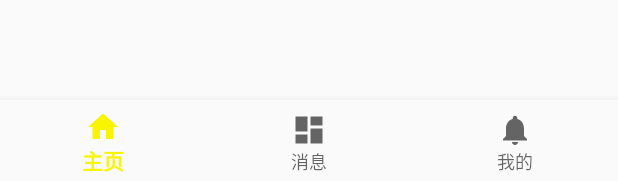
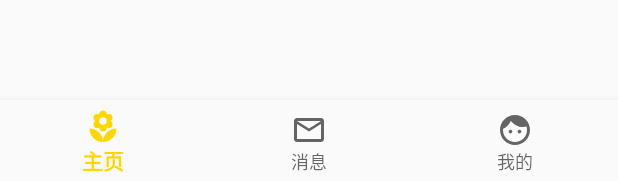
Before and after one commit to miasanm/LoveAndPeace, an Android app: the layout activity_main.xml on its own in the app's theme, with its tools: preview values and no code run, on a phone screen of 412 x 824 dp. Shown: the part 1052-1233 px from the top of the screen. Run offline under Robolectric (Android 15) with nearby library versions, the phone set to English and light mode, and no system bars.

Commit message:
第三次提交

```diff
--- a/app/src/main/res/drawable/ic_dashboard_black_24dp.xml
+++ /dev/null
@@ -1,9 +0,0 @@
-<vector xmlns:android="http://schemas.android.com/apk/res/android"
-    android:width="24dp"
-    android:height="24dp"
-    android:viewportWidth="24.0"
-    android:viewportHeight="24.0">
-    <path
-        android:fillColor="#FF000000"
-        android:pathData="M3,13h8L11,3L3,3v10zM3,21h8v-6L3,15v6zM13,21h8L21,11h-8v10zM13,3v6h8L21,3h-8z" />
-</vector>
--- /dev/null
+++ b/app/src/main/res/drawable/ic_face_black_24dp.xml
@@ -0,0 +1,9 @@
+<vector xmlns:android="http://schemas.android.com/apk/res/android"
+        android:width="24dp"
+        android:height="24dp"
+        android:viewportWidth="24.0"
+        android:viewportHeight="24.0">
+    <path
+        android:fillColor="#FF000000"
+        android:pathData="M9,11.75c-0.69,0 -1.25,0.56 -1.25,1.25s0.56,1.25 1.25,1.25 1.25,-0.56 1.25,-1.25 -0.56,-1.25 -1.25,-1.25zM15,11.75c-0.69,0 -1.25,0.56 -1.25,1.25s0.56,1.25 1.25,1.25 1.25,-0.56 1.25,-1.25 -0.56,-1.25 -1.25,-1.25zM12,2C6.48,2 2,6.48 2,12s4.48,10 10,10 10,-4.48 10,-10S17.52,2 12,2zM12,20c-4.41,0 -8,-3.59 -8,-8 0,-0.29 0.02,-0.58 0.05,-0.86 2.36,-1.05 4.23,-2.98 5.21,-5.37C11.07,8.33 14.05,10 17.42,10c0.78,0 1.53,-0.09 2.25,-0.26 0.21,0.71 0.33,1.47 0.33,2.26 0,4.41 -3.59,8 -8,8z"/>
+</vector>
--- a/app/src/main/res/drawable/ic_home_black_24dp.xml
+++ /dev/null
@@ -1,9 +0,0 @@
-<vector xmlns:android="http://schemas.android.com/apk/res/android"
-    android:width="24dp"
-    android:height="24dp"
-    android:viewportWidth="24.0"
-    android:viewportHeight="24.0">
-    <path
-        android:fillColor="#FF000000"
-        android:pathData="M10,20v-6h4v6h5v-8h3L12,3 2,12h3v8z" />
-</vector>
--- /dev/null
+++ b/app/src/main/res/drawable/ic_local_florist_black_24dp.xml
@@ -0,0 +1,9 @@
+<vector xmlns:android="http://schemas.android.com/apk/res/android"
+        android:width="24dp"
+        android:height="24dp"
+        android:viewportWidth="24.0"
+        android:viewportHeight="24.0">
+    <path
+        android:fillColor="#FF000000"
+        android:pathData="M12,22c4.97,0 9,-4.03 9,-9 -4.97,0 -9,4.03 -9,9zM5.6,10.25c0,1.38 1.12,2.5 2.5,2.5 0.53,0 1.01,-0.16 1.42,-0.44l-0.02,0.19c0,1.38 1.12,2.5 2.5,2.5s2.5,-1.12 2.5,-2.5l-0.02,-0.19c0.4,0.28 0.89,0.44 1.42,0.44 1.38,0 2.5,-1.12 2.5,-2.5 0,-1 -0.59,-1.85 -1.43,-2.25 0.84,-0.4 1.43,-1.25 1.43,-2.25 0,-1.38 -1.12,-2.5 -2.5,-2.5 -0.53,0 -1.01,0.16 -1.42,0.44l0.02,-0.19C14.5,2.12 13.38,1 12,1S9.5,2.12 9.5,3.5l0.02,0.19c-0.4,-0.28 -0.89,-0.44 -1.42,-0.44 -1.38,0 -2.5,1.12 -2.5,2.5 0,1 0.59,1.85 1.43,2.25 -0.84,0.4 -1.43,1.25 -1.43,2.25zM12,5.5c1.38,0 2.5,1.12 2.5,2.5s-1.12,2.5 -2.5,2.5S9.5,9.38 9.5,8s1.12,-2.5 2.5,-2.5zM3,13c0,4.97 4.03,9 9,9 0,-4.97 -4.03,-9 -9,-9z"/>
+</vector>
--- /dev/null
+++ b/app/src/main/res/drawable/ic_mail_outline_black_24dp.xml
@@ -0,0 +1,9 @@
+<vector xmlns:android="http://schemas.android.com/apk/res/android"
+        android:width="24dp"
+        android:height="24dp"
+        android:viewportWidth="24.0"
+        android:viewportHeight="24.0">
+    <path
+        android:fillColor="#FF000000"
+        android:pathData="M20,4L4,4c-1.1,0 -1.99,0.9 -1.99,2L2,18c0,1.1 0.9,2 2,2h16c1.1,0 2,-0.9 2,-2L22,6c0,-1.1 -0.9,-2 -2,-2zM20,18L4,18L4,8l8,5 8,-5v10zM12,11L4,6h16l-8,5z"/>
+</vector>
--- a/app/src/main/res/drawable/ic_notifications_black_24dp.xml
+++ /dev/null
@@ -1,9 +0,0 @@
-<vector xmlns:android="http://schemas.android.com/apk/res/android"
-    android:width="24dp"
-    android:height="24dp"
-    android:viewportWidth="24.0"
-    android:viewportHeight="24.0">
-    <path
-        android:fillColor="#FF000000"
-        android:pathData="M12,22c1.1,0 2,-0.9 2,-2h-4c0,1.1 0.89,2 2,2zM18,16v-5c0,-3.07 -1.64,-5.64 -4.5,-6.32L13.5,4c0,-0.83 -0.67,-1.5 -1.5,-1.5s-1.5,0.67 -1.5,1.5v0.68C7.63,5.36 6,7.92 6,11v5l-2,2v1h16v-1l-2,-2z" />
-</vector>
--- a/app/src/main/res/menu/bottom_nav_menu.xml
+++ b/app/src/main/res/menu/bottom_nav_menu.xml
@@ -3,17 +3,17 @@
 
     <item
         android:id="@+id/navigation_home"
-        android:icon="@drawable/ic_home_black_24dp"
+        android:icon="@drawable/ic_local_florist_black_24dp"
         android:title="@string/title_home" />
 
     <item
         android:id="@+id/navigation_dashboard"
-        android:icon="@drawable/ic_dashboard_black_24dp"
+        android:icon="@drawable/ic_mail_outline_black_24dp"
         android:title="@string/title_dashboard" />
 
     <item
         android:id="@+id/navigation_notifications"
-        android:icon="@drawable/ic_notifications_black_24dp"
+        android:icon="@drawable/ic_face_black_24dp"
         android:title="@string/title_notifications" />
 
 </menu>
--- a/app/src/main/res/values/colors.xml
+++ b/app/src/main/res/values/colors.xml
@@ -1,6 +1,6 @@
 <?xml version="1.0" encoding="utf-8"?>
 <resources>
-    <color name="colorPrimary">#F9F400</color>
+    <color name="colorPrimary">#FFD700</color>
     <color name="colorPrimaryDark">#00574B</color>
     <color name="colorAccent">#D81B60</color>
 </resources>
```
